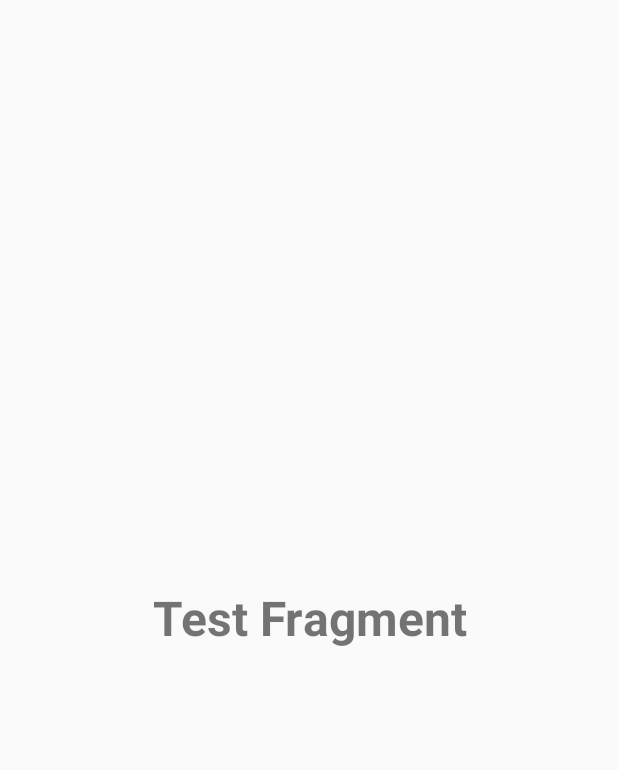
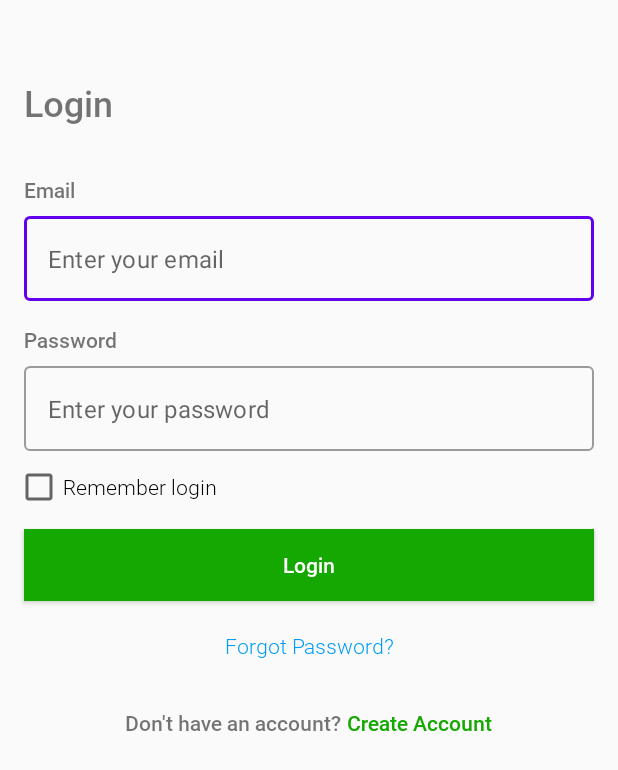
Before and after one commit to decagonhq/decapay-mobile, an Android app: the screen it shows after launch (MainActivity), on a phone screen of 412 x 824 dp. Shown: the top 770 px of the screen. Run offline under Robolectric (Android 15) with nearby library versions, the phone set to English and light mode, and no system bars; our stand-ins replace Dagger/Hilt's generated code.

Commit message:
Login validation function is added to validate the login fields

```diff
--- a/app/src/main/res/layout/activity_main.xml
+++ b/app/src/main/res/layout/activity_main.xml
@@ -17,7 +17,6 @@
         app:layout_constraintEnd_toEndOf="parent"
         app:layout_constraintStart_toStartOf="parent"
         app:layout_constraintTop_toTopOf="parent"
-        app:navGraph="@navigation/authentication_nav_graph" />
-
-
+        app:navGraph="@navigation/authentication_nav_graph"
+        tools:layout="@layout/fragment_login" />
 </androidx.constraintlayout.widget.ConstraintLayout>
--- a/app/src/main/res/layout/fragment_login.xml
+++ b/app/src/main/res/layout/fragment_login.xml
@@ -42,7 +42,8 @@
         app:hintEnabled="false"
         style="@style/Widget.MaterialComponents.TextInputLayout.OutlinedBox"
         android:layout_width="match_parent"
-        android:layout_height="wrap_content">
+        android:layout_height="wrap_content"
+        >
 
         <com.google.android.material.textfield.TextInputEditText
             android:layout_width="match_parent"
@@ -77,6 +78,7 @@
             android:layout_width="match_parent"
             android:layout_height="wrap_content"
             android:hint="@string/login_fragment_email_textinputedittext_hint_password"
+            android:inputType="textPassword"
             android:lines="1"
             />
     </com.google.android.material.textfield.TextInputLayout>
--- a/app/src/main/res/navigation/authentication_nav_graph.xml
+++ b/app/src/main/res/navigation/authentication_nav_graph.xml
@@ -3,11 +3,9 @@
     xmlns:app="http://schemas.android.com/apk/res-auto"
     xmlns:tools="http://schemas.android.com/tools"
     android:id="@+id/authentication_nav_graph"
-    app:startDestination="@id/testFragment">
-
+    app:startDestination="@id/loginFragment">
     <fragment
-        android:id="@+id/testFragment"
-        android:name="com.decagonhq.decapay.feature.testfragment.TestFragment"
-        android:label="fragment_test"
-        tools:layout="@layout/fragment_test" />
+        android:id="@+id/loginFragment"
+        android:name="com.decagonhq.decapay.feature.login.LoginFragment"
+        android:label="LoginFragment" />
 </navigation>
```
Also changed, not shown: app/build.gradle (+6 -1 lines), app/src/main/java/com/decagonhq/decapay/common/utils/validation/inputfieldvalidation/LoginInputValidation.kt (added, +56 -0 lines).
